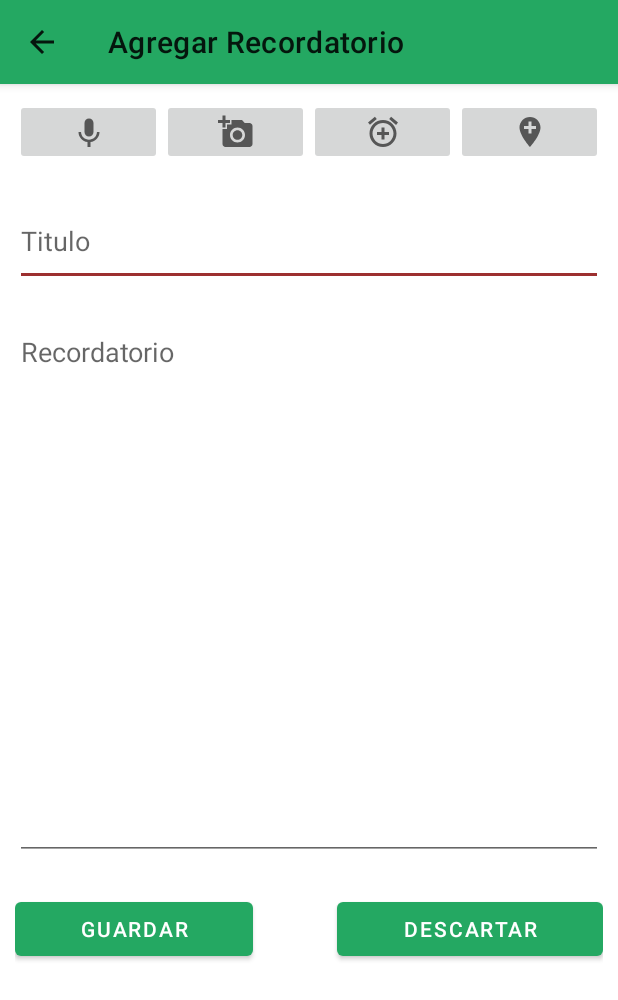
After one commit to maticou/GeoAgenda, an Android app: the AddReminderActivity screen opened directly, with no data from a screen before it, on a phone screen of 412 x 824 dp. The commit adds this screen. Shown: the top 1000 px of the screen. Run offline under Robolectric (Android 15) with nearby library versions, the phone set to English and light mode, and no system bars; our stand-ins replace Firebase (no records; nobody signed in at launch, a user with empty details on screens opened directly).

Commit message:
Agregada la interfaz y el backend para crear recordatorios
Se implementó la primera version de la interfaz para crear recordatorios.

```diff
--- a/App/app/build.gradle
+++ b/App/app/build.gradle
@@ -51,6 +51,7 @@ dependencies {
     implementation 'androidx.lifecycle:lifecycle-extensions:2.2.0'
     implementation 'androidx.navigation:navigation-fragment-ktx:2.2.2'
     implementation 'androidx.navigation:navigation-ui-ktx:2.2.2'
+    implementation 'com.google.firebase:firebase-database:17.0.0'
     testImplementation 'junit:junit:4.12'
     androidTestImplementation 'androidx.test.ext:junit:1.1.1'
     androidTestImplementation 'androidx.test.espresso:espresso-core:3.2.0'
--- /dev/null
+++ b/App/app/src/main/java/com/example/geoagenda/AddReminderActivity.kt
@@ -0,0 +1,55 @@
+package com.example.geoagenda
+
+import androidx.appcompat.app.AppCompatActivity
+import android.os.Bundle
+import com.example.geoagenda.ui.reminder.Reminder
+import com.google.firebase.auth.FirebaseAuth
+import com.google.firebase.database.FirebaseDatabase
+import kotlinx.android.synthetic.main.activity_add_reminder.*
+
+class AddReminderActivity : AppCompatActivity() {
+
+    private lateinit var auth: FirebaseAuth
+
+    override fun onCreate(savedInstanceState: Bundle?) {
+        super.onCreate(savedInstanceState)
+        setContentView(R.layout.activity_add_reminder)
+
+        val actionBar = supportActionBar
+
+        actionBar!!.title = "Agregar Recordatorio"
+        actionBar.setDisplayHomeAsUpEnabled(true)
+
+        val database = FirebaseDatabase.getInstance()
+        val myRef = database.getReferenceFromUrl("https://mementos-da7d9.firebaseio.com/")
+
+        auth = FirebaseAuth.getInstance()
+
+        //codigo para el boton de guardar
+        save.setOnClickListener(){
+            val titleInput: String = title_input.text.toString()
+            val noteInput: String = note_input.text.toString()
+            val user = auth.currentUser
+
+            var reminder = Reminder("",titleInput, noteInput)
+
+            var itemId = myRef.child(user?.uid.toString()).push()
+            reminder.id = itemId.key.toString()
+
+            myRef.child(user?.uid.toString()).child("Notas").child(reminder.id).setValue(reminder)
+            onBackPressed()
+        }
+
+        //codigo par el boton de descartar
+        discard.setOnClickListener(){
+            onBackPressed()
+        }
+
+
+    }
+
+    override fun onSupportNavigateUp(): Boolean {
+        onBackPressed()
+        return true
+    }
+}
--- a/App/app/src/main/java/com/example/geoagenda/MainActivity.kt
+++ b/App/app/src/main/java/com/example/geoagenda/MainActivity.kt
@@ -74,4 +74,9 @@ class MainActivity : AppCompatActivity() {
         val intent = Intent( this, LoginActivity::class.java)
         startActivity(intent)
     }
+
+    fun addReminder(){
+        val intent = Intent(this, AddReminderActivity::class.java)
+        startActivity(intent)
+    }
 }
--- /dev/null
+++ b/App/app/src/main/res/drawable/ic_baseline_add_a_photo_24.xml
@@ -0,0 +1,10 @@
+<vector xmlns:android="http://schemas.android.com/apk/res/android"
+    android:width="24dp"
+    android:height="24dp"
+    android:viewportWidth="24"
+    android:viewportHeight="24"
+    android:tint="?attr/colorControlNormal">
+  <path
+      android:fillColor="@android:color/white"
+      android:pathData="M3,4V1h2v3h3v2H5v3H3V6H0V4H3zM6,10V7h3V4h7l1.83,2H21c1.1,0 2,0.9 2,2v12c0,1.1 -0.9,2 -2,2H5c-1.1,0 -2,-0.9 -2,-2V10H6zM13,19c2.76,0 5,-2.24 5,-5s-2.24,-5 -5,-5s-5,2.24 -5,5S10.24,19 13,19zM9.8,14c0,1.77 1.43,3.2 3.2,3.2s3.2,-1.43 3.2,-3.2s-1.43,-3.2 -3.2,-3.2S9.8,12.23 9.8,14z"/>
+</vector>
--- /dev/null
+++ b/App/app/src/main/res/drawable/ic_baseline_add_location_24.xml
@@ -0,0 +1,10 @@
+<vector xmlns:android="http://schemas.android.com/apk/res/android"
+    android:width="24dp"
+    android:height="24dp"
+    android:viewportWidth="24"
+    android:viewportHeight="24"
+    android:tint="?attr/colorControlNormal">
+  <path
+      android:fillColor="@android:color/white"
+      android:pathData="M12,2C8.14,2 5,5.14 5,9c0,5.25 7,13 7,13s7,-7.75 7,-13c0,-3.86 -3.14,-7 -7,-7zM16,10h-3v3h-2v-3L8,10L8,8h3L11,5h2v3h3v2z"/>
+</vector>
--- /dev/null
+++ b/App/app/src/main/res/drawable/ic_baseline_alarm_add_24.xml
@@ -0,0 +1,10 @@
+<vector xmlns:android="http://schemas.android.com/apk/res/android"
+    android:width="24dp"
+    android:height="24dp"
+    android:viewportWidth="24"
+    android:viewportHeight="24"
+    android:tint="?attr/colorControlNormal">
+  <path
+      android:fillColor="@android:color/white"
+      android:pathData="M7.88,3.39L6.6,1.86 2,5.71l1.29,1.53 4.59,-3.85zM22,5.72l-4.6,-3.86 -1.29,1.53 4.6,3.86L22,5.72zM12,4c-4.97,0 -9,4.03 -9,9s4.02,9 9,9c4.97,0 9,-4.03 9,-9s-4.03,-9 -9,-9zM12,20c-3.87,0 -7,-3.13 -7,-7s3.13,-7 7,-7 7,3.13 7,7 -3.13,7 -7,7zM13,9h-2v3L8,12v2h3v3h2v-3h3v-2h-3L13,9z"/>
+</vector>
--- /dev/null
+++ b/App/app/src/main/res/drawable/ic_baseline_keyboard_voice_24.xml
@@ -0,0 +1,10 @@
+<vector xmlns:android="http://schemas.android.com/apk/res/android"
+    android:width="24dp"
+    android:height="24dp"
+    android:viewportWidth="24"
+    android:viewportHeight="24"
+    android:tint="?attr/colorControlNormal">
+  <path
+      android:fillColor="@android:color/white"
+      android:pathData="M12,15c1.66,0 2.99,-1.34 2.99,-3L15,6c0,-1.66 -1.34,-3 -3,-3S9,4.34 9,6v6c0,1.66 1.34,3 3,3zM17.3,12c0,3 -2.54,5.1 -5.3,5.1S6.7,15 6.7,12L5,12c0,3.42 2.72,6.23 6,6.72L11,22h2v-3.28c3.28,-0.48 6,-3.3 6,-6.72h-1.7z"/>
+</vector>
--- /dev/null
+++ b/App/app/src/main/res/layout/activity_add_reminder.xml
@@ -0,0 +1,108 @@
+<?xml version="1.0" encoding="utf-8"?>
+<androidx.constraintlayout.widget.ConstraintLayout xmlns:android="http://schemas.android.com/apk/res/android"
+    xmlns:app="http://schemas.android.com/apk/res-auto"
+    xmlns:tools="http://schemas.android.com/tools"
+    android:layout_width="match_parent"
+    android:layout_height="match_parent"
+    tools:context=".AddReminderActivity">
+
+    <ScrollView
+        android:layout_width="match_parent"
+        android:layout_height="match_parent">
+
+        <LinearLayout
+            android:layout_width="match_parent"
+            android:layout_height="wrap_content"
+            android:layout_margin="10dp"
+            android:orientation="vertical">
+
+            <LinearLayout
+                android:layout_width="match_parent"
+                android:layout_height="match_parent"
+                android:orientation="horizontal">
+
+                <ImageButton
+                    android:id="@+id/voice"
+                    android:layout_width="wrap_content"
+                    android:layout_height="wrap_content"
+                    android:layout_weight="1"
+                    app:srcCompat="@drawable/ic_baseline_keyboard_voice_24" />
+
+                <ImageButton
+                    android:id="@+id/image"
+                    android:layout_width="wrap_content"
+                    android:layout_height="wrap_content"
+                    android:layout_weight="1"
+                    app:srcCompat="@drawable/ic_baseline_add_a_photo_24" />
+
+                <ImageButton
+                    android:id="@+id/alarm"
+                    android:layout_width="wrap_content"
+                    android:layout_height="wrap_content"
+                    android:layout_weight="1"
+                    app:srcCompat="@drawable/ic_baseline_alarm_add_24" />
+
+                <ImageButton
+                    android:id="@+id/location"
+                    android:layout_width="wrap_content"
+                    android:layout_height="wrap_content"
+                    android:layout_weight="1"
+                    app:srcCompat="@drawable/ic_baseline_add_location_24" />
+            </LinearLayout>
+
+            <Space
+                android:layout_width="match_parent"
+                android:layout_height="21dp" />
+
+            <EditText
+                android:id="@+id/title_input"
+                android:layout_width="match_parent"
+                android:layout_height="59dp"
+                android:ems="10"
+                android:hint="Titulo"
+                android:inputType="textPersonName" />
+
+            <Space
+                android:layout_width="match_parent"
+                android:layout_height="21dp" />
+
+            <EditText
+                android:id="@+id/note_input"
+                android:layout_width="match_parent"
+                android:layout_height="361dp"
+                android:ems="10"
+                android:gravity="start|top"
+                android:hint="Recordatorio"
+                android:inputType="textMultiLine" />
+
+            <Space
+                android:layout_width="match_parent"
+                android:layout_height="22dp" />
+
+            <LinearLayout
+                android:layout_width="match_parent"
+                android:layout_height="match_parent"
+                android:orientation="horizontal">
+
+                <Button
+                    android:id="@+id/save"
+                    android:layout_width="wrap_content"
+                    android:layout_height="wrap_content"
+                    android:layout_weight="1"
+                    android:text="Guardar" />
+
+                <Space
+                    android:layout_width="wrap_content"
+                    android:layout_height="wrap_content"
+                    android:layout_weight="1" />
+
+                <Button
+                    android:id="@+id/discard"
+                    android:layout_width="wrap_content"
+                    android:layout_height="wrap_content"
+                    android:layout_weight="1"
+                    android:text="Descartar" />
+            </LinearLayout>
+        </LinearLayout>
+    </ScrollView>
+</androidx.constraintlayout.widget.ConstraintLayout>
```
Also changed, not shown: App/app/src/main/AndroidManifest.xml (+6 -4 lines), App/app/src/main/java/com/example/geoagenda/ui/home/HomeFragment.kt (+8 -0 lines), App/app/src/main/java/com/example/geoagenda/ui/reminder/Reminder.kt (added, +8 -0 lines), App/app/src/main/res/layout/fragment_home.xml (+11 -105 lines), 1 other file.
